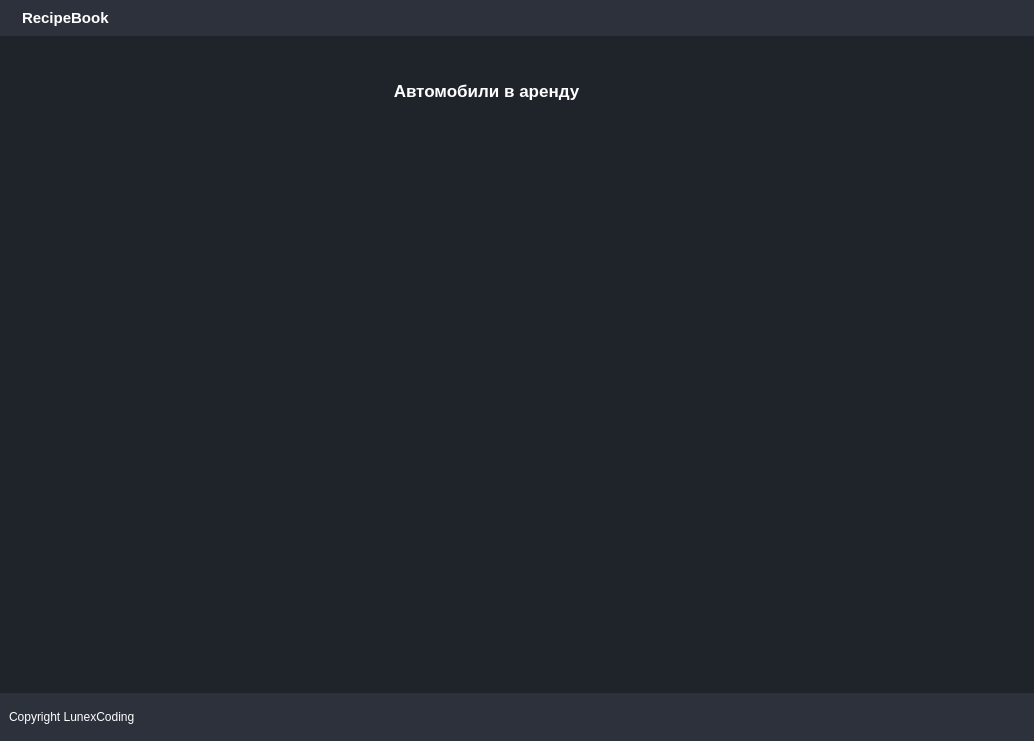
LunexCoding/CarRental, file forms/interface.ui: the form before one commit.
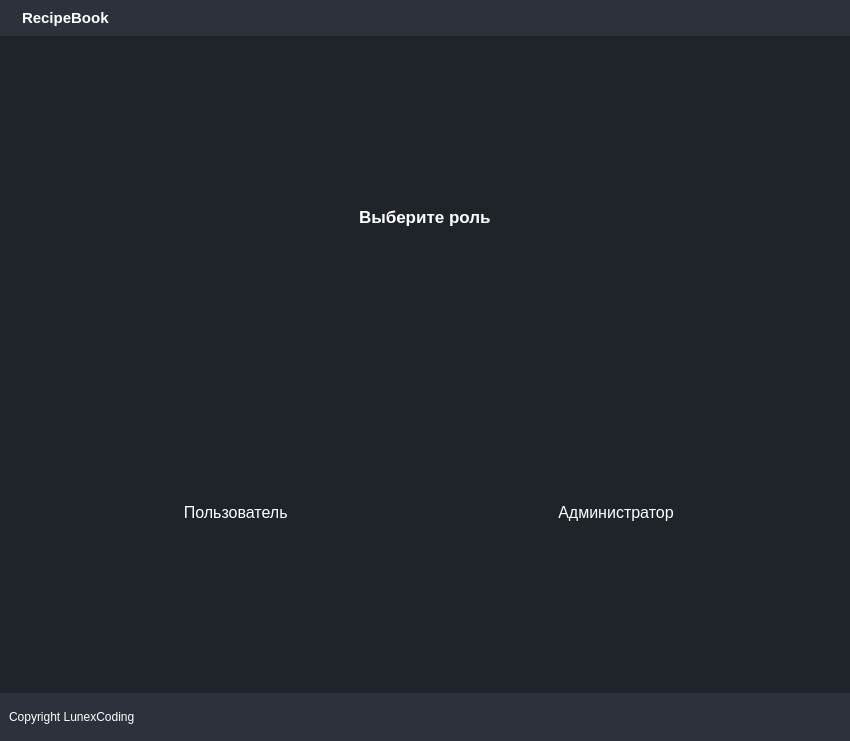
The form after the commit. Icons and pictures are not drawn. Custom widgets are drawn as their Qt base class.

Commit message: Add role selection window

The edit to the form file:
```diff
--- a/forms/interface.ui
+++ b/forms/interface.ui
@@ -6,7 +6,7 @@
    <rect>
     <x>0</x>
     <y>0</y>
-    <width>1034</width>
+    <width>850</width>
     <height>741</height>
    </rect>
   </property>
@@ -424,7 +424,7 @@
              <item>
               <widget class="QCustomStackedWidget" name="mainPages">
                <property name="currentIndex">
-                <number>0</number>
+                <number>3</number>
                </property>
                <widget class="QWidget" name="pageCars">
                 <layout class="QVBoxLayout" name="verticalLayout_18">
@@ -507,29 +507,6 @@
                       </layout>
                      </widget>
                     </item>
-                    <item>
-                     <widget class="QPushButton" name="shellBtn">
-                      <property name="maximumSize">
-                       <size>
-                        <width>25</width>
-                        <height>16777215</height>
-                       </size>
-                      </property>
-                      <property name="text">
-                       <string/>
-                      </property>
-                      <property name="icon">
-                       <iconset resource="../resources.qrc">
-                        <normaloff>:/icons/key.svg</normaloff>:/icons/key.svg</iconset>
-                      </property>
-                      <property name="iconSize">
-                       <size>
-                        <width>24</width>
-                        <height>24</height>
-                       </size>
-                      </property>
-                     </widget>
-                    </item>
                    </layout>
                   </widget>
                  </item>
@@ -558,7 +535,7 @@
                      <rect>
                       <x>0</x>
                       <y>0</y>
-                      <width>978</width>
+                      <width>794</width>
                       <height>530</height>
                      </rect>
                     </property>
@@ -1345,6 +1322,107 @@
                  </item>
                 </layout>
                </widget>
+               <widget class="QWidget" name="pageChoiceRole">
+                <layout class="QVBoxLayout" name="verticalLayout_9">
+                 <item>
+                  <widget class="QFrame" name="frame_19">
+                   <property name="frameShape">
+                    <enum>QFrame::StyledPanel</enum>
+                   </property>
+                   <property name="frameShadow">
+                    <enum>QFrame::Raised</enum>
+                   </property>
+                   <layout class="QVBoxLayout" name="verticalLayout_8">
+                    <item alignment="Qt::AlignHCenter">
+                     <widget class="QLabel" name="label">
+                      <property name="font">
+                       <font>
+                        <pointsize>13</pointsize>
+                        <weight>75</weight>
+                        <bold>true</bold>
+                       </font>
+                      </property>
+                      <property name="text">
+                       <string>Выберите роль</string>
+                      </property>
+                     </widget>
+                    </item>
+                    <item>
+                     <widget class="QFrame" name="frame_20">
+                      <property name="styleSheet">
+                       <string notr="true"/>
+                      </property>
+                      <property name="frameShape">
+                       <enum>QFrame::StyledPanel</enum>
+                      </property>
+                      <property name="frameShadow">
+                       <enum>QFrame::Raised</enum>
+                      </property>
+                      <layout class="QHBoxLayout" name="horizontalLayout_10">
+                       <item alignment="Qt::AlignHCenter">
+                        <widget class="QPushButton" name="userModeBtn">
+                         <property name="font">
+                          <font>
+                           <pointsize>12</pointsize>
+                          </font>
+                         </property>
+                         <property name="cursor">
+                          <cursorShape>PointingHandCursor</cursorShape>
+                         </property>
+                         <property name="text">
+                          <string> Пользователь</string>
+                         </property>
+                         <property name="icon">
+                          <iconset resource="../resources.qrc">
+                           <normaloff>:/icons/shopping-cart.svg</normaloff>:/icons/shopping-cart.svg</iconset>
+                         </property>
+                         <property name="iconSize">
+                          <size>
+                           <width>24</width>
+                           <height>24</height>
+                          </size>
+                         </property>
+                        </widget>
+                       </item>
+                       <item alignment="Qt::AlignHCenter">
+                        <widget class="QPushButton" name="adminModeBtn">
+                         <property name="font">
+                          <font>
+                           <pointsize>12</pointsize>
+                          </font>
+                         </property>
+                         <property name="cursor">
+                          <cursorShape>PointingHandCursor</cursorShape>
+                         </property>
+                         <property name="mouseTracking">
+                          <bool>false</bool>
+                         </property>
+                         <property name="text">
+                          <string>Администратор</string>
+                         </property>
+                         <property name="icon">
+                          <iconset resource="../resources.qrc">
+                           <normaloff>:/icons/user.svg</normaloff>:/icons/user.svg</iconset>
+                         </property>
+                         <property name="iconSize">
+                          <size>
+                           <width>24</width>
+                           <height>24</height>
+                          </size>
+                         </property>
+                         <property name="checkable">
+                          <bool>false</bool>
+                         </property>
+                        </widget>
+                       </item>
+                      </layout>
+                     </widget>
+                    </item>
+                   </layout>
+                  </widget>
+                 </item>
+                </layout>
+               </widget>
               </widget>
              </item>
             </layout>
```
Left out of the diff: 23 changed lines with no effect on the pictures. The commit also changes 1 other file.
